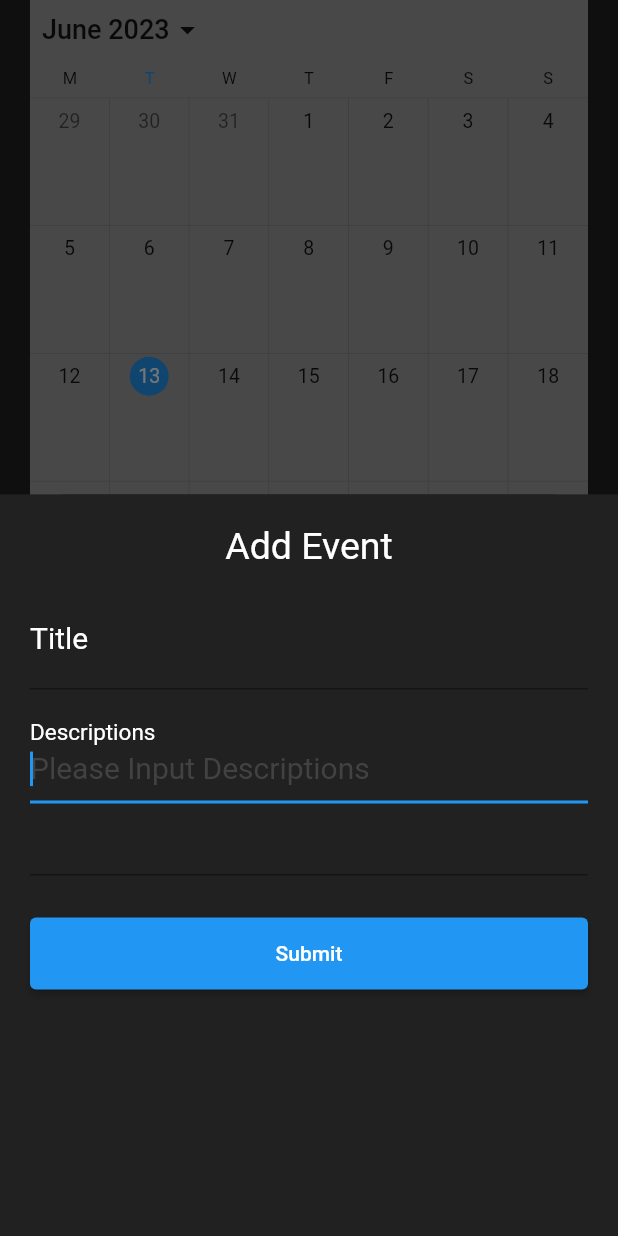
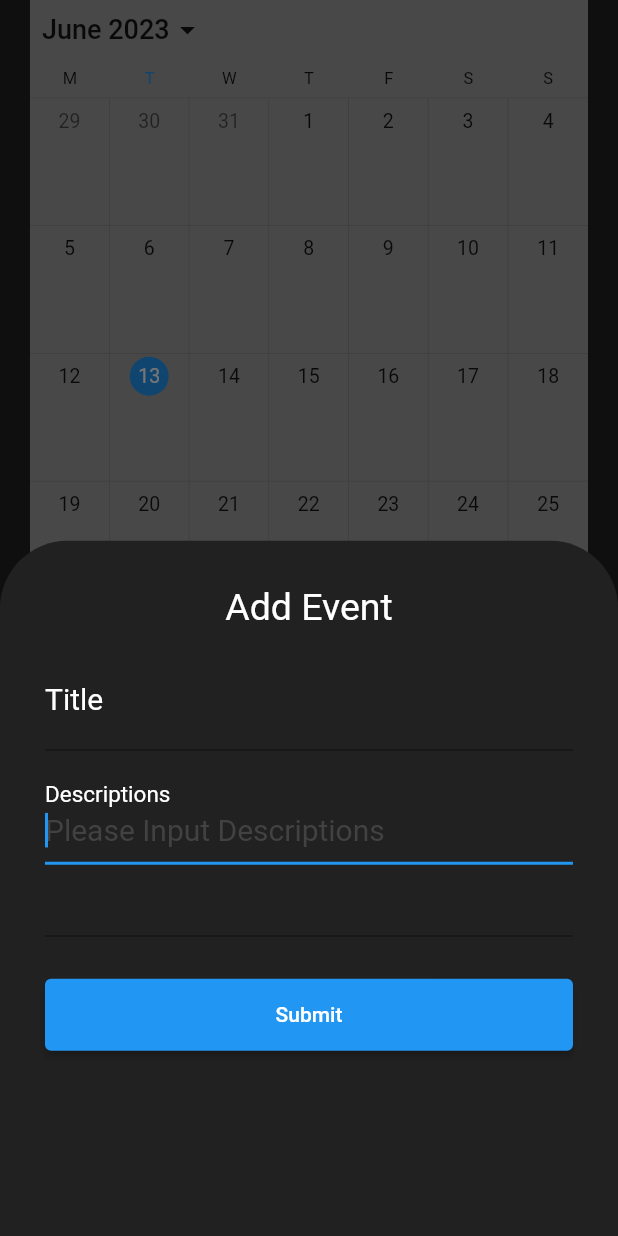
Before and after one commit to matthew99617/funds_management, a Flutter app: the CalendarScreen screen opened by its route, after a tap on "Add Event", on a phone screen of 412 x 824 dp. Run offline on Flutter 3.47's test engine with Material 2 defaults, Android fonts, the phone set to English and light mode, and no system bars; drawn by our look-alikes of date_field, syncfusion_flutter_calendar; our stand-ins replace auto_route, bloc, flutter_bloc, shared_preferences; missing offline and left inert: syncfusion_flutter_core; accounts and stored records are empty.

Commit message:
Fix UI of BottomSheet

```diff
--- a/lib/presentation/screen/calendar/calendar_screen.dart
+++ b/lib/presentation/screen/calendar/calendar_screen.dart
@@ -69,18 +69,15 @@ class _CalendarScreenState extends State<CalendarScreen> {
       floatingActionButton: FloatingActionButton.extended(
         onPressed: () =>{
           showModalBottomSheet(
-              constraints: BoxConstraints.loose(Size(
-                  MediaQuery.of(context).size.width,
-                  MediaQuery.of(context).size.height * 0.6)), // <= this is set to 3/4 of screen size.
-              isScrollControlled: true, // <= set to true. setting this without constrains may cause full screen bottomsheet.
-              shape: const RoundedRectangleBorder(
-                borderRadius: BorderRadius.vertical(
-                  top: Radius.circular(45.0),
-                ),
-              ),
-              context: context,
-              builder: (context) =>
-            CalendarBottomSheet(),
+            context: context,
+            shape: RoundedRectangleBorder(
+              borderRadius: BorderRadius.vertical(
+                top: Radius.circular(45.0),
+              )
+            ),
+            builder: (context) {
+              return CalendarBottomSheet();
+            }
           )
         },
         label: Text("Add Event"),
--- a/lib/presentation/screen/calendar/component/calendar_bottom_sheet.dart
+++ b/lib/presentation/screen/calendar/component/calendar_bottom_sheet.dart
@@ -13,6 +13,7 @@ class CalendarBottomSheet extends StatefulWidget {
   final String? notes;
   final DateTime? startDate;
   final DateTime? endDate;
+
   CalendarBottomSheet({Key? key, this.title, this.notes, this.startDate, this.endDate}) : super(key: key);
 
   @override
@@ -56,8 +57,7 @@ class _CalendarBottomSheetState extends State<CalendarBottomSheet> {
   @override
   Widget build(BuildContext context) {
     return Container(
-      color: darkBackground,
-      padding: EdgeInsets.all(20),
+      padding: EdgeInsets.all(30),
       child: Form(
         key: _formKey,
         child: Column(
```
